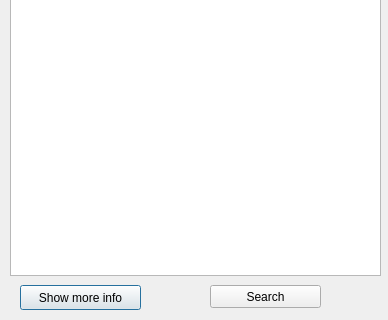
Above: Pharmacy/pharmaciesform.ui from kokos34/Pharmacy before the change; both pictures show x 0 to 388 and y 145 to 465 of the 388 by 465 pixel window. Below: the same form after it.
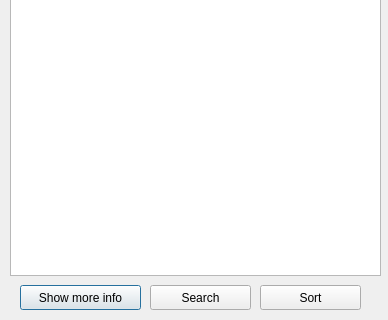
That is the form after the change.

The edit to the form file:
```diff
--- a/Pharmacy/pharmaciesform.ui
+++ b/Pharmacy/pharmaciesform.ui
@@ -57,16 +57,29 @@
   <widget class="QPushButton" name="pushButton">
    <property name="geometry">
     <rect>
-     <x>210</x>
+     <x>150</x>
      <y>430</y>
-     <width>111</width>
-     <height>23</height>
+     <width>101</width>
+     <height>25</height>
     </rect>
    </property>
    <property name="text">
     <string>Search</string>
    </property>
   </widget>
+  <widget class="QPushButton" name="sortButton">
+   <property name="geometry">
+    <rect>
+     <x>260</x>
+     <y>430</y>
+     <width>101</width>
+     <height>25</height>
+    </rect>
+   </property>
+   <property name="text">
+    <string>Sort</string>
+   </property>
+  </widget>
  </widget>
  <resources/>
  <connections/>
```
